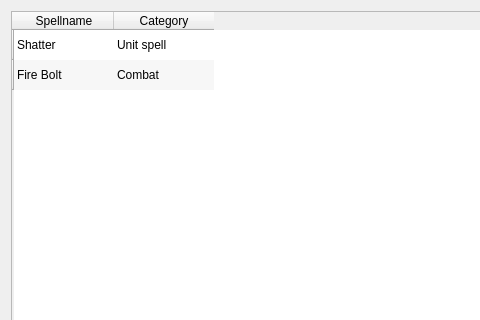
Old version of the form MoMTweaker/dialogtables.ui in the repository jbalcomb/MoM-RTGT; both pictures show x 0 to 480 and y 0 to 320 of the 733 by 533 pixel window.
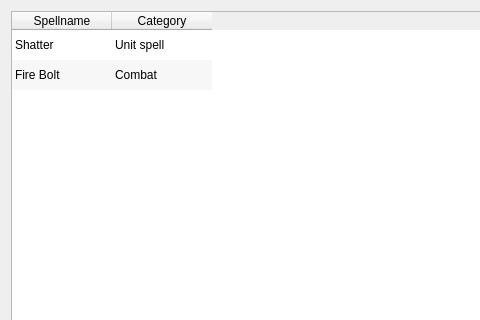
New version of the form. Icons and pictures are not drawn.

Diff of the .ui file:
```diff
--- a/MoMTweaker/dialogtables.ui
+++ b/MoMTweaker/dialogtables.ui
@@ -29,7 +29,7 @@
       <bool>false</bool>
      </property>
      <attribute name="verticalHeaderVisible">
-      <bool>true</bool>
+      <bool>false</bool>
      </attribute>
      <row>
       <property name="text">
```
Left out of the diff: 2 changed lines with no effect on the pictures.
